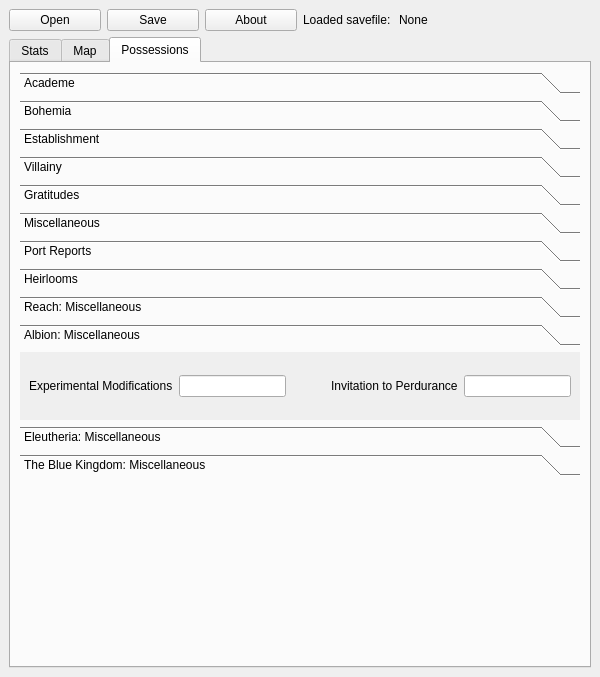
Before: the Qt Designer form Qt Designer UI/sunless_skies.ui in n0stalghia/Sunless_Skies_Save_Editor, drawn with Qt 5.
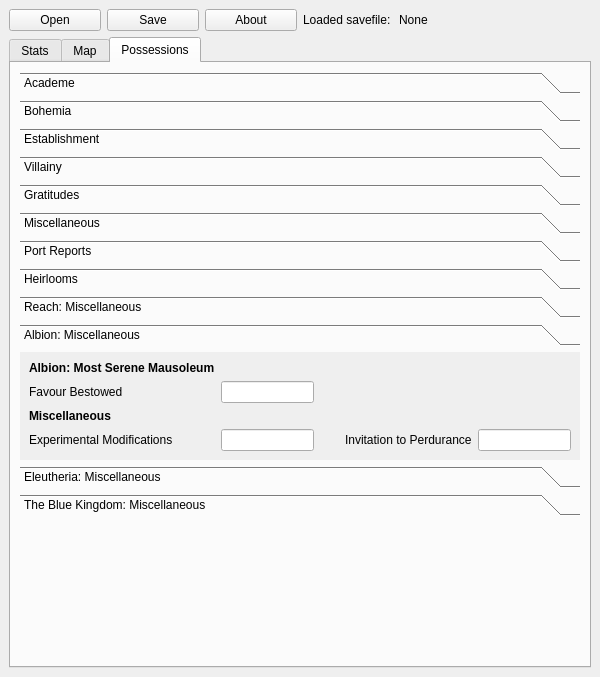
After: the same form once the commit is applied. The open tabs and pages were chosen to show the change.

Commit message: Possessions Tab: Implementing value writing and saving mechanics

Patch:
```diff
--- a/Qt Designer UI/sunless_skies.ui
+++ b/Qt Designer UI/sunless_skies.ui
@@ -1480,35 +1480,35 @@
             <rect>
              <x>0</x>
              <y>0</y>
-             <width>558</width>
-             <height>69</height>
+             <width>541</width>
+             <height>102</height>
             </rect>
            </property>
            <attribute name="label">
             <string>Albion: Miscellaneous</string>
            </attribute>
            <layout class="QGridLayout" name="gridLayout_14">
-            <item row="0" column="3">
-             <widget class="QLabel" name="label_65">
-              <property name="text">
-               <string>Invitation to Perdurance</string>
-              </property>
-             </widget>
-            </item>
-            <item row="0" column="0">
+            <item row="3" column="0">
              <widget class="QLabel" name="label_66">
               <property name="text">
                <string>Experimental Modifications</string>
               </property>
              </widget>
             </item>
-            <item row="0" column="4">
-             <widget class="QLineEdit" name="lineEdit_Poss_AlbionMisc_Invites"/>
+            <item row="3" column="3">
+             <widget class="QLabel" name="label_65">
+              <property name="text">
+               <string>Invitation to Perdurance</string>
+              </property>
+             </widget>
             </item>
-            <item row="0" column="1">
+            <item row="3" column="1">
              <widget class="QLineEdit" name="lineEdit_Poss_AlbionMisc_Mods"/>
             </item>
-            <item row="0" column="2">
+            <item row="3" column="4">
+             <widget class="QLineEdit" name="lineEdit_Poss_AlbionMisc_Invites"/>
+            </item>
+            <item row="3" column="2">
              <spacer name="horizontalSpacer_16">
               <property name="orientation">
                <enum>Qt::Horizontal</enum>
@@ -1521,6 +1521,30 @@
               </property>
              </spacer>
             </item>
+            <item row="1" column="0">
+             <widget class="QLabel" name="label_86">
+              <property name="text">
+               <string>Favour Bestowed</string>
+              </property>
+             </widget>
+            </item>
+            <item row="0" column="0">
+             <widget class="QLabel" name="label_84">
+              <property name="text">
+               <string>&lt;html&gt;&lt;head/&gt;&lt;body&gt;&lt;p&gt;&lt;span style=&quot; font-weight:600;&quot;&gt;Albion: Most Serene Mausoleum&lt;/span&gt;&lt;/p&gt;&lt;/body&gt;&lt;/html&gt;</string>
+              </property>
+             </widget>
+            </item>
+            <item row="1" column="1">
+             <widget class="QLineEdit" name="lineEdit_Poss_AlbionMisc_Favour"/>
+            </item>
+            <item row="2" column="0">
+             <widget class="QLabel" name="label_85">
+              <property name="text">
+               <string>&lt;html&gt;&lt;head/&gt;&lt;body&gt;&lt;p&gt;&lt;span style=&quot; font-weight:600;&quot;&gt;Miscellaneous&lt;/span&gt;&lt;/p&gt;&lt;/body&gt;&lt;/html&gt;</string>
+              </property>
+             </widget>
+            </item>
            </layout>
           </widget>
           <widget class="QWidget" name="page_5">
```
The commit also changes 3 other files.
